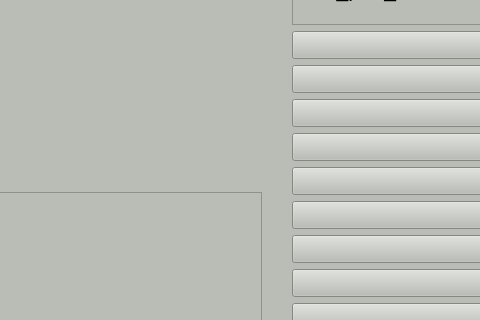
First picture: the form in DO.ui, repository minglok943/TSH_DO_OCR, before the edit; both pictures show x 408 to 888 and y 278 to 598 of the 1329 by 792 pixel window.
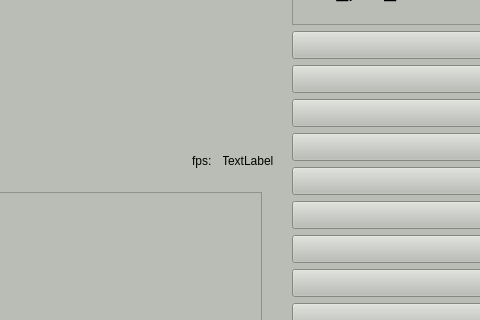
Second picture: the form after the edit. Icons and pictures are not drawn.

Diff of the .ui file:
```diff
--- a/DO.ui
+++ b/DO.ui
@@ -775,6 +775,32 @@
      <string>INFO LOG</string>
     </property>
    </widget>
+   <widget class="QLabel" name="fpsLabel">
+    <property name="geometry">
+     <rect>
+      <x>660</x>
+      <y>430</y>
+      <width>67</width>
+      <height>17</height>
+     </rect>
+    </property>
+    <property name="text">
+     <string>TextLabel</string>
+    </property>
+   </widget>
+   <widget class="QLabel" name="label_2">
+    <property name="geometry">
+     <rect>
+      <x>630</x>
+      <y>430</y>
+      <width>31</width>
+      <height>17</height>
+     </rect>
+    </property>
+    <property name="text">
+     <string>fps:</string>
+    </property>
+   </widget>
    <zorder>feedLabel</zorder>
    <zorder>horizontalLayoutWidget</zorder>
    <zorder>horizontalLayoutWidget_2</zorder>
```
Left out of the diff: 2 changed lines with no effect on the pictures.
